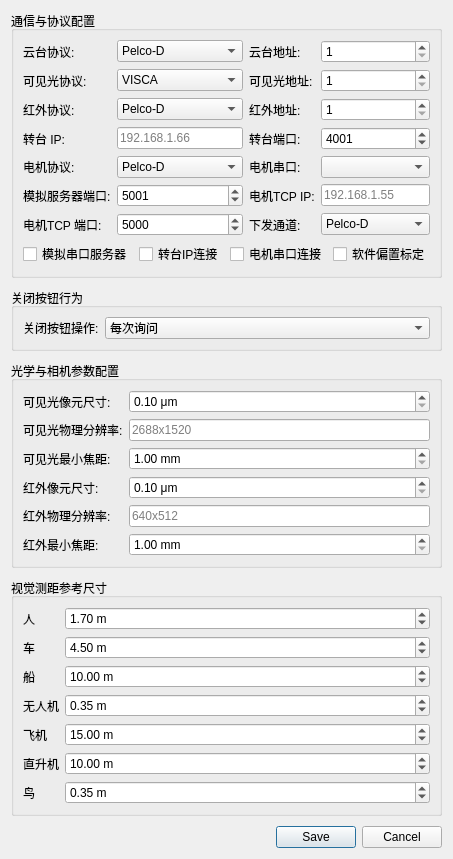
First picture: the form in ui/settingsdialog.ui, repository xiexianwang/T_JSON, before the edit.
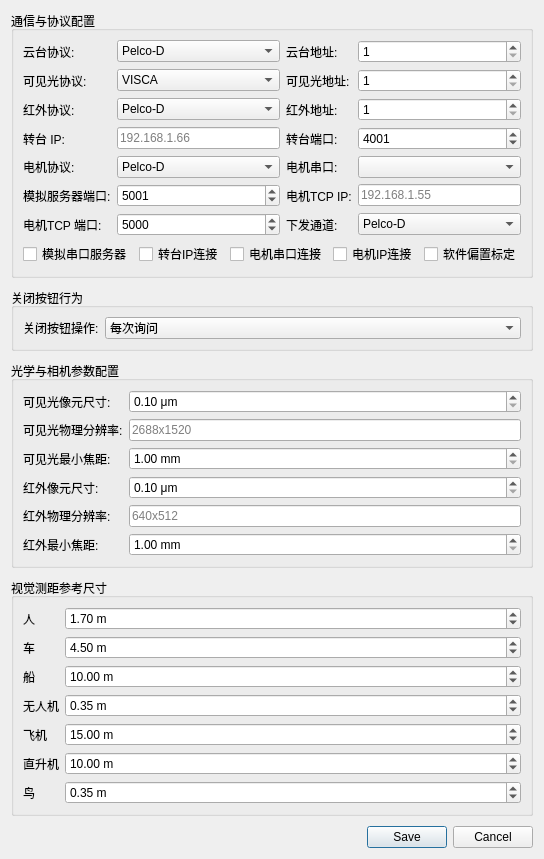
Second picture: the form after the edit.

The edit to the form file:
```diff
--- a/ui/settingsdialog.ui
+++ b/ui/settingsdialog.ui
@@ -215,6 +215,7 @@
         <item><widget class="QCheckBox" name="checkSerialServerEnabled"><property name="text"><string>模拟串口服务器</string></property></widget></item>
         <item><widget class="QCheckBox" name="checkTurntableIpEnabled"><property name="text"><string>转台IP连接</string></property></widget></item>
         <item><widget class="QCheckBox" name="checkMotorSerialEnabled"><property name="text"><string>电机串口连接</string></property></widget></item>
+        <item><widget class="QCheckBox" name="checkMotorIpEnabled"><property name="text"><string>电机IP连接</string></property></widget></item>
          <item><widget class="QCheckBox" name="checkSoftwarePtzCalibration"><property name="text"><string>软件偏置标定</string></property></widget></item>
          
        </layout>
```
Lines whose indentation alone changed are shown as unchanged.
